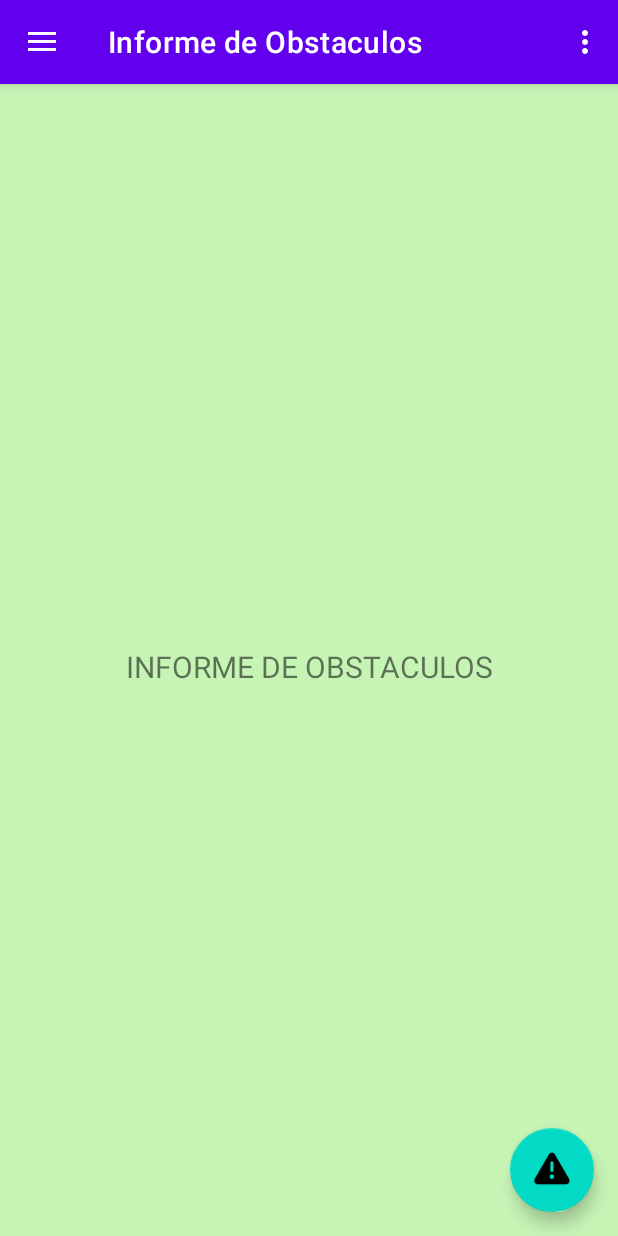
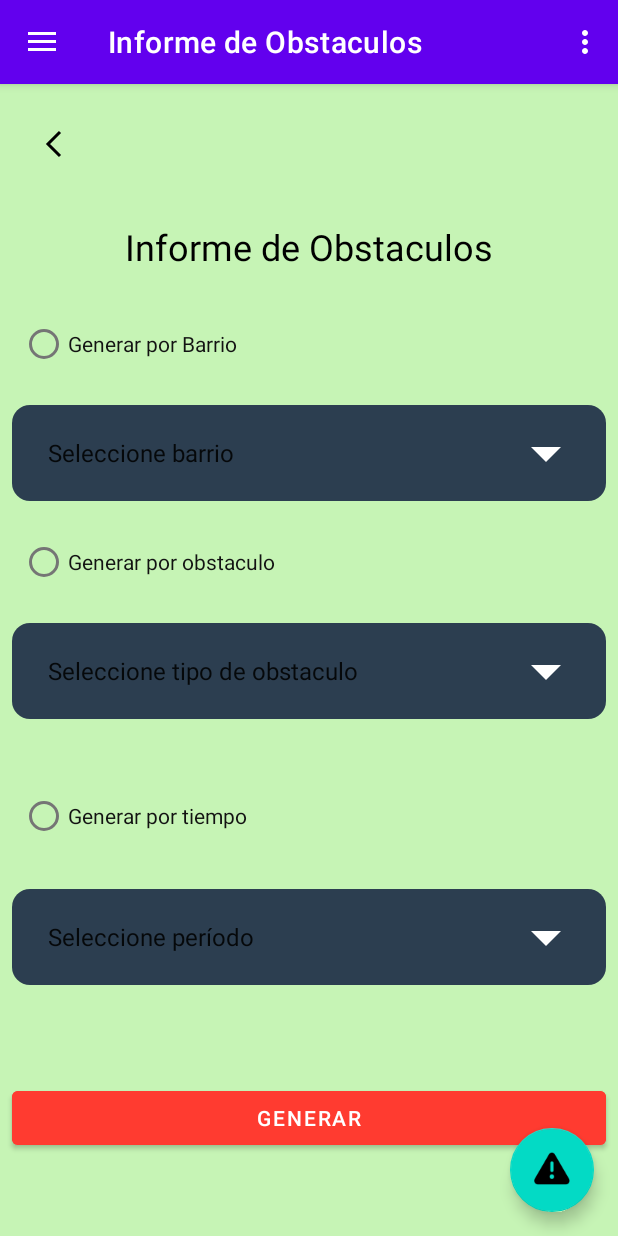
Before and after one commit to GabrielV6/SenderosSeguros, an Android app: the screen it shows after launch (MainActivity), in the side drawer, after a tap on "Informe de Obstaculos", on a phone screen of 412 x 824 dp. Run offline under Robolectric (Android 15) with nearby library versions, the light colour scheme and no system bars; our stand-ins replace navigation-ui.

Commit message:
Se crea la pantalla de informe de obstaculos. Los spinners estan harcodeados.

```diff
--- a/app/src/main/java/com/example/senderosseguros/ui/reporte/ReporteFragment.java
+++ b/app/src/main/java/com/example/senderosseguros/ui/reporte/ReporteFragment.java
@@ -4,12 +4,13 @@ import android.os.Bundle;
 import android.view.LayoutInflater;
 import android.view.View;
 import android.view.ViewGroup;
-import android.widget.TextView;
+import android.widget.ArrayAdapter;
 
 import androidx.annotation.NonNull;
 import androidx.fragment.app.Fragment;
 import androidx.lifecycle.ViewModelProvider;
 
+import com.example.senderosseguros.R;
 import com.example.senderosseguros.databinding.FragmentReporteBinding;
 
 public class ReporteFragment extends Fragment {
@@ -24,9 +25,30 @@ public class ReporteFragment extends Fragment {
         binding = FragmentReporteBinding.inflate(inflater, container, false);
         View root = binding.getRoot();
 
-        final TextView textView = binding.textReporte;
-        reporteViewModel.getText().observe(getViewLifecycleOwner(), textView::setText);
+        // Inicializar los Spinners
+        setupSpinners();
+
         return root;
+    }
+
+    private void setupSpinners() {
+        // Spinner para "Barrio"
+        ArrayAdapter<CharSequence> barrioAdapter = ArrayAdapter.createFromResource(getContext(),
+                R.array.barrio_options, android.R.layout.simple_spinner_item);
+        barrioAdapter.setDropDownViewResource(android.R.layout.simple_spinner_dropdown_item);
+        binding.spinnerBarrio.setAdapter(barrioAdapter);
+
+        // Spinner para "Tipo de Obstáculo"
+        ArrayAdapter<CharSequence> tipoAdapter = ArrayAdapter.createFromResource(getContext(),
+                R.array.tipo_options, android.R.layout.simple_spinner_item);
+        tipoAdapter.setDropDownViewResource(android.R.layout.simple_spinner_dropdown_item);
+        binding.spinnerObstaculo.setAdapter(tipoAdapter);
+
+        //  Spinner para "Periodo"
+        ArrayAdapter<CharSequence> periodoAdapter = ArrayAdapter.createFromResource(getContext(),
+                R.array.periodo_options, android.R.layout.simple_spinner_item);
+        periodoAdapter.setDropDownViewResource(android.R.layout.simple_spinner_dropdown_item);
+        binding.spinnerTiempo.setAdapter(periodoAdapter);
     }
 
     @Override
--- /dev/null
+++ b/app/src/main/res/drawable/ic_arrow_down.xml
@@ -0,0 +1,10 @@
+<?xml version="1.0" encoding="utf-8"?>
+<vector xmlns:android="http://schemas.android.com/apk/res/android"
+    android:width="48dp"
+    android:height="48dp"
+    android:viewportWidth="24"
+    android:viewportHeight="24">
+    <path
+        android:fillColor="#FFFFFF"
+    android:pathData="M7,10l5,5l5,-5z"/>
+</vector>
--- /dev/null
+++ b/app/src/main/res/drawable/ic_volver.xml
@@ -0,0 +1,12 @@
+<?xml version="1.0" encoding="utf-8"?>
+<vector xmlns:android="http://schemas.android.com/apk/res/android"
+    android:width="24dp"
+    android:height="24dp"
+    android:viewportWidth="24"
+    android:viewportHeight="24">
+
+    <path
+    android:pathData="M12,4 L4,12 L12,20"
+    android:strokeWidth="2"
+    android:strokeColor="#000000"/>
+</vector>
--- /dev/null
+++ b/app/src/main/res/drawable/spinner_background.xml
@@ -0,0 +1,17 @@
+<?xml version="1.0" encoding="utf-8"?>
+<layer-list xmlns:android="http://schemas.android.com/apk/res/android">
+    <item>
+        <shape android:shape="rectangle">
+            <solid android:color="#2C3E50"/>
+            <corners android:radius="12dp"/>
+            <padding
+                android:left="16dp"
+                android:right="16dp"
+                android:top="8dp"
+                android:bottom="8dp"/>
+        </shape>
+    </item>
+    <item android:drawable="@drawable/ic_arrow_down"
+        android:gravity="end|center_vertical"
+        android:paddingRight="16dp"/>
+</layer-list>
--- a/app/src/main/res/layout/fragment_reporte.xml
+++ b/app/src/main/res/layout/fragment_reporte.xml
@@ -7,17 +7,128 @@
     android:background="#C6F4B5"
     tools:context=".ui.reporte.ReporteFragment">
 
+    <ImageButton
+        android:id="@+id/buttonVolver"
+        android:layout_width="48dp"
+        android:layout_height="48dp"
+        android:background="?attr/selectableItemBackground"
+        android:src="@drawable/ic_volver"
+        app:layout_constraintStart_toStartOf="parent"
+        app:layout_constraintTop_toTopOf="parent"
+        android:layout_margin="16dp"
+        android:contentDescription="@string/boton_volver"/>
+
+
     <TextView
         android:id="@+id/text_reporte"
         android:layout_width="match_parent"
         android:layout_height="wrap_content"
         android:layout_marginStart="8dp"
-        android:layout_marginTop="8dp"
+        android:layout_marginTop="28dp"
         android:layout_marginEnd="8dp"
+        android:text="@string/menu_reporte"
         android:textAlignment="center"
-        android:textSize="20sp"
+        android:textColor="#000000"
+        android:textSize="24sp"
+        app:layout_constraintEnd_toEndOf="parent"
+        app:layout_constraintHorizontal_bias="0.0"
+        app:layout_constraintStart_toStartOf="parent"
+        app:layout_constraintTop_toBottomOf="@id/buttonVolver" />
+
+    <Spinner
+        android:id="@+id/spinnerBarrio"
+        android:layout_width="0dp"
+        android:layout_height="wrap_content"
+        android:layout_marginStart="8dp"
+        android:layout_marginTop="12dp"
+        android:layout_marginEnd="8dp"
+        android:background="@drawable/spinner_background"
+        android:padding="16dp"
+        android:textColor="@color/white"
+        app:layout_constraintEnd_toEndOf="parent"
+        app:layout_constraintHorizontal_bias="0.0"
+        app:layout_constraintStart_toStartOf="parent"
+        app:layout_constraintTop_toBottomOf="@+id/radioButton" />
+
+    <Spinner
+        android:id="@+id/spinnerObstaculo"
+        android:layout_width="0dp"
+        android:layout_height="wrap_content"
+        android:layout_marginStart="8dp"
+        android:layout_marginTop="12dp"
+        android:layout_marginEnd="8dp"
+        android:background="@drawable/spinner_background"
+        android:padding="16dp"
+        app:layout_constraintEnd_toEndOf="parent"
+        app:layout_constraintHorizontal_bias="0.0"
+        app:layout_constraintStart_toStartOf="parent"
+        app:layout_constraintTop_toBottomOf="@+id/radioButton2" />
+
+    <Spinner
+        android:id="@+id/spinnerTiempo"
+        android:layout_width="0dp"
+        android:layout_height="wrap_content"
+        android:layout_marginStart="8dp"
+        android:layout_marginTop="20dp"
+        android:layout_marginEnd="8dp"
+        android:background="@drawable/spinner_background"
+        android:padding="16dp"
+        app:layout_constraintEnd_toEndOf="parent"
+        app:layout_constraintHorizontal_bias="0.0"
+        app:layout_constraintStart_toStartOf="parent"
+        app:layout_constraintTop_toBottomOf="@+id/radioButton3" />
+
+    <Button
+        android:id="@+id/buttonGenerar"
+        android:layout_width="0dp"
+        android:layout_height="wrap_content"
+        android:layout_marginStart="8dp"
+        android:layout_marginTop="34dp"
+        android:layout_marginEnd="8dp"
+        android:layout_marginBottom="24dp"
+        android:backgroundTint="#FF3B30"
+        android:text="GENERAR"
+        android:textColor="#FFFFFF"
         app:layout_constraintBottom_toBottomOf="parent"
         app:layout_constraintEnd_toEndOf="parent"
+        app:layout_constraintHorizontal_bias="0.0"
         app:layout_constraintStart_toStartOf="parent"
-        app:layout_constraintTop_toTopOf="parent" />
+        app:layout_constraintTop_toBottomOf="@+id/spinnerTiempo" />
+
+    <RadioButton
+        android:id="@+id/radioButton"
+        android:layout_width="374dp"
+        android:layout_height="57dp"
+        android:layout_marginTop="20dp"
+        android:text="Generar por Barrio"
+        android:textColor="#121212"
+        app:layout_constraintEnd_toEndOf="parent"
+        app:layout_constraintHorizontal_bias="0.351"
+        app:layout_constraintStart_toStartOf="parent"
+        app:layout_constraintTop_toBottomOf="@+id/text_reporte" />
+
+    <RadioButton
+        android:id="@+id/radioButton2"
+        android:layout_width="374dp"
+        android:layout_height="57dp"
+        android:layout_marginTop="12dp"
+        android:text="Generar por obstaculo"
+        android:textColor="#121212"
+        app:layout_constraintEnd_toEndOf="parent"
+        app:layout_constraintHorizontal_bias="0.351"
+        app:layout_constraintStart_toStartOf="parent"
+        app:layout_constraintTop_toBottomOf="@+id/spinnerBarrio" />
+
+    <RadioButton
+        android:id="@+id/radioButton3"
+        android:layout_width="374dp"
+        android:layout_height="57dp"
+        android:layout_marginTop="36dp"
+        android:text="Generar por tiempo"
+        android:textColor="#121212"
+        app:layout_constraintEnd_toEndOf="parent"
+        app:layout_constraintHorizontal_bias="0.351"
+        app:layout_constraintStart_toStartOf="parent"
+        app:layout_constraintTop_toBottomOf="@+id/spinnerObstaculo" />
+
 </androidx.constraintlayout.widget.ConstraintLayout>
--- /dev/null
+++ b/app/src/main/res/values/arrays.xml
@@ -0,0 +1,23 @@
+<resources>
+    <string-array name="barrio_options">
+        <item>@string/sp_barrio</item>
+        <item>Belgrano</item>
+        <item>Palermo</item>
+        <item>Villa Urquiza</item>
+    </string-array>
+    <string-array name="tipo_options">
+        <item>@string/sp_tipo</item>
+        <item>Sin Rampa</item>
+        <item>Obra</item>
+        <item>Piso Resbaladizo</item>
+        <item>Peligro</item>
+        <item>Cierre</item>
+        <item>Vereda Bloqueada</item>
+    </string-array>
+    <string-array name="periodo_options">
+        <item>@string/sp_periodo</item>
+        <item>Ultimo mes</item>
+        <item>Ultimos 3 meses</item>
+        <item>Ultimos 6 meses</item>
+    </string-array>
+</resources>
--- a/app/src/main/res/values/strings.xml
+++ b/app/src/main/res/values/strings.xml
@@ -22,4 +22,10 @@
     <string name="hello_blank_fragment">Hello blank fragment</string>
     <string name="dummy_button">Dummy Button</string>
     <string name="dummy_content">DUMMY\nCONTENT</string>
+
+    <string name="generar_button">GENERAR</string>
+    <string name="sp_barrio">Seleccione barrio</string>
+    <string name="sp_tipo">Seleccione tipo de obstaculo</string>
+    <string name="sp_periodo">Seleccione período</string>
+    <string name="boton_volver">"Volver"</string>
 </resources>
```
